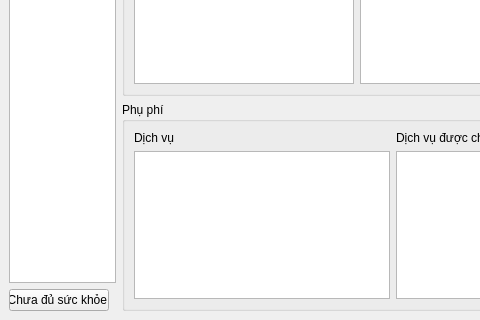
Old version of the form khamsobo.ui in the repository xdien/tcmr; both pictures show x 0 to 480 and y 337 to 657 of the 1099 by 657 pixel window.
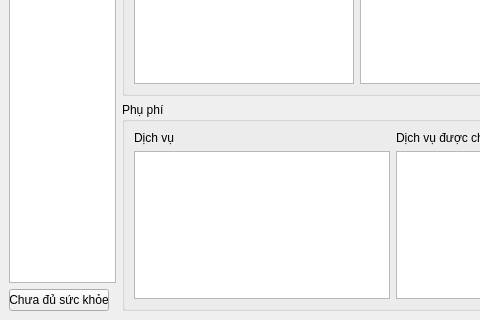
New version of the form.

```diff
--- a/khamsobo.ui
+++ b/khamsobo.ui
@@ -71,7 +71,7 @@
          </size>
         </property>
         <property name="text">
-         <string>Chưa đủ sức khỏe </string>
+         <string>Chưa đủ sức khỏe</string>
         </property>
        </widget>
       </item>
```
